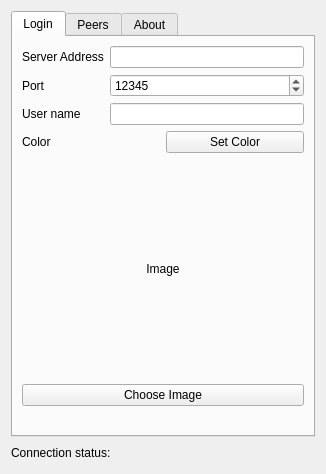
Before: the Qt Designer form TeamRadarDlg.ui in congchenutd/teamradar, drawn with Qt 5.
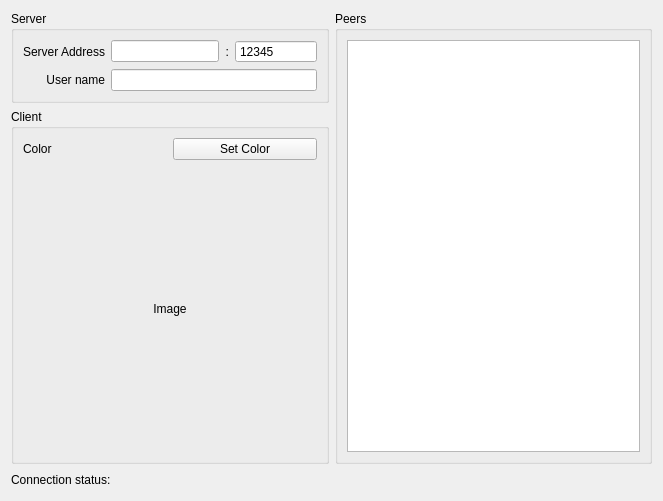
After: the same form once the commit is applied. Icons and pictures are not drawn. Custom widgets are drawn as their Qt base class.

```diff
--- a/TeamRadarDlg.ui
+++ b/TeamRadarDlg.ui
@@ -6,42 +6,46 @@
    <rect>
     <x>0</x>
     <y>0</y>
-    <width>326</width>
-    <height>474</height>
+    <width>663</width>
+    <height>501</height>
    </rect>
   </property>
   <property name="windowTitle">
    <string>TeamRadar</string>
   </property>
-  <layout class="QVBoxLayout" name="verticalLayout_2">
-   <item>
-    <widget class="QTabWidget" name="tabWidget">
-     <property name="currentIndex">
-      <number>0</number>
+  <layout class="QGridLayout" name="gridLayout_2">
+   <item row="0" column="0">
+    <widget class="QGroupBox" name="groupBox_2">
+     <property name="title">
+      <string>Server</string>
      </property>
-     <widget class="QWidget" name="tabLogin">
-      <attribute name="title">
-       <string>Login</string>
-      </attribute>
       <layout class="QGridLayout" name="gridLayout">
        <item row="0" column="0">
         <widget class="QLabel" name="label">
          <property name="text">
           <string>Server Address</string>
          </property>
+        <property name="alignment">
+         <set>Qt::AlignRight|Qt::AlignTrailing|Qt::AlignVCenter</set>
+        </property>
         </widget>
        </item>
        <item row="0" column="1">
+       <layout class="QHBoxLayout" name="horizontalLayout_3">
+        <item>
         <widget class="QLineEdit" name="leServerAddress"/>
        </item>
-       <item row="1" column="0">
+        <item>
         <widget class="QLabel" name="label_2">
          <property name="text">
-          <string>Port</string>
+           <string>:</string>
+          </property>
+          <property name="alignment">
+           <set>Qt::AlignRight|Qt::AlignTrailing|Qt::AlignVCenter</set>
          </property>
         </widget>
        </item>
-       <item row="1" column="1">
+        <item>
         <widget class="QSpinBox" name="sbPort">
          <property name="sizePolicy">
           <sizepolicy hsizetype="Expanding" vsizetype="Fixed">
@@ -49,6 +53,9 @@
            <verstretch>0</verstretch>
           </sizepolicy>
          </property>
+          <property name="buttonSymbols">
+           <enum>QAbstractSpinBox::NoButtons</enum>
+          </property>
          <property name="maximum">
           <number>65535</number>
          </property>
@@ -57,17 +64,50 @@
          </property>
         </widget>
        </item>
-       <item row="2" column="0">
+       </layout>
+      </item>
+      <item row="1" column="0">
         <widget class="QLabel" name="label_3">
          <property name="text">
           <string>User name</string>
          </property>
-        </widget>
-       </item>
-       <item row="2" column="1">
+        <property name="alignment">
+         <set>Qt::AlignRight|Qt::AlignTrailing|Qt::AlignVCenter</set>
+        </property>
+       </widget>
+      </item>
+      <item row="1" column="1">
         <widget class="QLineEdit" name="leUserName"/>
        </item>
-       <item row="3" column="0" colspan="2">
+     </layout>
+    </widget>
+   </item>
+   <item row="0" column="1" rowspan="2">
+    <widget class="QGroupBox" name="groupBox">
+     <property name="title">
+      <string>Peers</string>
+     </property>
+     <layout class="QVBoxLayout" name="verticalLayout_2">
+      <item>
+       <widget class="QTableView" name="tvPeers">
+        <property name="selectionMode">
+         <enum>QAbstractItemView::SingleSelection</enum>
+        </property>
+        <property name="selectionBehavior">
+         <enum>QAbstractItemView::SelectRows</enum>
+        </property>
+       </widget>
+      </item>
+     </layout>
+    </widget>
+   </item>
+   <item row="1" column="0">
+    <widget class="QGroupBox" name="groupBox_3">
+     <property name="title">
+      <string>Client</string>
+     </property>
+     <layout class="QVBoxLayout" name="verticalLayout">
+      <item>
         <layout class="QHBoxLayout" name="horizontalLayout">
          <item>
           <widget class="QLabel" name="labelColor">
@@ -91,8 +131,6 @@
          </item>
         </layout>
        </item>
-       <item row="4" column="0" colspan="2">
-        <layout class="QVBoxLayout" name="verticalLayout">
          <item>
           <widget class="QLabel" name="labelImage">
            <property name="sizePolicy">
@@ -109,54 +147,10 @@
            </property>
           </widget>
          </item>
-         <item>
-          <widget class="QPushButton" name="btImage">
-           <property name="text">
-            <string>Choose Image</string>
-           </property>
-          </widget>
-         </item>
-        </layout>
-       </item>
-       <item row="5" column="0" colspan="2">
-        <widget class="QLabel" name="labelMessage"/>
-       </item>
-      </layout>
-     </widget>
-     <widget class="QWidget" name="tabPeers">
-      <attribute name="title">
-       <string>Peers</string>
-      </attribute>
-      <layout class="QVBoxLayout" name="verticalLayout_3">
-       <item>
-        <widget class="QTableView" name="tvPeers">
-         <property name="selectionMode">
-          <enum>QAbstractItemView::SingleSelection</enum>
-         </property>
-         <property name="selectionBehavior">
-          <enum>QAbstractItemView::SelectRows</enum>
-         </property>
-        </widget>
-       </item>
-      </layout>
-     </widget>
-     <widget class="QWidget" name="tabAbout">
-      <attribute name="title">
-       <string>About</string>
-      </attribute>
-      <layout class="QVBoxLayout" name="verticalLayout_4">
-       <item>
-        <widget class="QLabel" name="labelAbout">
-         <property name="text">
-          <string>The text will be loaded programmatically</string>
-         </property>
-        </widget>
-       </item>
-      </layout>
-     </widget>
-    </widget>
-   </item>
-   <item>
+     </layout>
+    </widget>
+   </item>
+   <item row="2" column="0" colspan="2">
     <layout class="QHBoxLayout" name="horizontalLayout_2">
      <item>
       <widget class="QLabel" name="label_5">
@@ -185,10 +179,20 @@
        </property>
       </spacer>
      </item>
+     <item>
+      <widget class="QLabel" name="labelMessage"/>
+     </item>
     </layout>
    </item>
   </layout>
  </widget>
+ <customwidgets>
+  <customwidget>
+   <class>ImageLabel</class>
+   <extends>QLabel</extends>
+   <header>ImageLabel.h</header>
+  </customwidget>
+ </customwidgets>
  <resources>
   <include location="Resources.qrc"/>
  </resources>
```
Left out of the diff: 2 changed lines with no effect on the pictures. Lines whose indentation alone changed are shown as unchanged.
